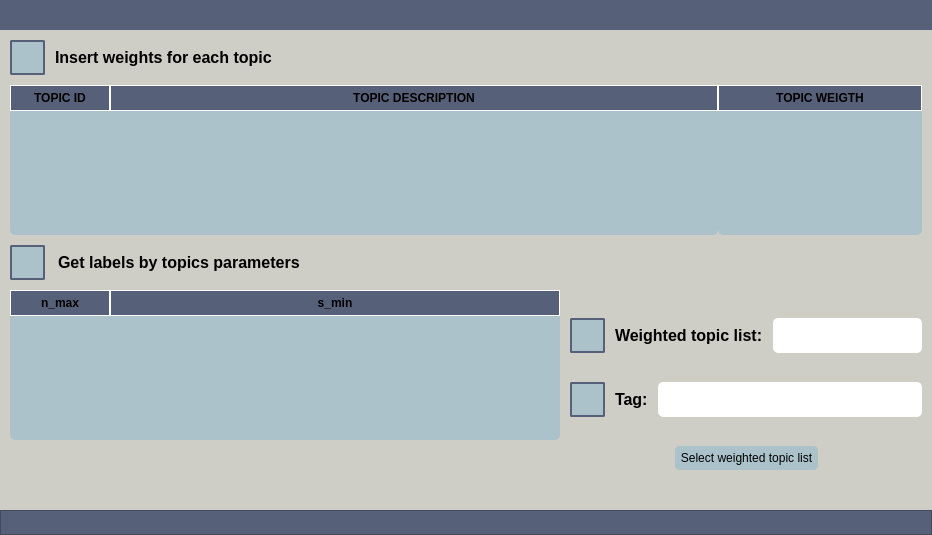
Above: UIs/get_labels_by_topics.ui from IntelCompH2020/domain_classification before the change. Below: the same form after it.
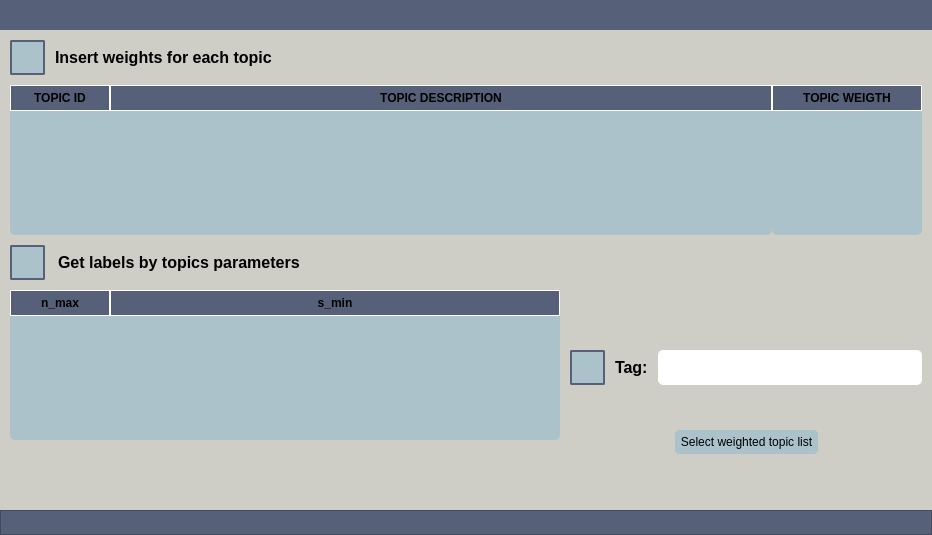
That is the form after the change. Icons and pictures are not drawn.

Commit message: Updated get_labels_by topics functionality and implemented missing controls in main.

The edit to the form file:
```diff
--- a/UIs/get_labels_by_topics.ui
+++ b/UIs/get_labels_by_topics.ui
@@ -384,7 +384,7 @@
              <item>
               <widget class="QTableWidget" name="table_widget_topics_weight">
                <property name="sizePolicy">
-                <sizepolicy hsizetype="Minimum" vsizetype="Expanding">
+                <sizepolicy hsizetype="Fixed" vsizetype="Expanding">
                  <horstretch>0</horstretch>
                  <verstretch>0</verstretch>
                 </sizepolicy>
@@ -395,6 +395,12 @@
                  <height>0</height>
                 </size>
                </property>
+               <property name="maximumSize">
+                <size>
+                 <width>150</width>
+                 <height>16777215</height>
+                </size>
+               </property>
                <property name="styleSheet">
                 <string notr="true">QTableWidget {	
 	background-color: #ABC2CB; 
@@ -830,166 +836,6 @@
                </property>
               </widget>
              </item>
-             <item>
-              <layout class="QHBoxLayout" name="horizontalLayout_15">
-               <item>
-                <widget class="QPushButton" name="info_button_topic_list">
-                 <property name="sizePolicy">
-                  <sizepolicy hsizetype="Fixed" vsizetype="Fixed">
-                   <horstretch>0</horstretch>
-                   <verstretch>0</verstretch>
-                  </sizepolicy>
-                 </property>
-                 <property name="minimumSize">
-                  <size>
-                   <width>35</width>
-                   <height>35</height>
-                  </size>
-                 </property>
-                 <property name="maximumSize">
-                  <size>
-                   <width>35</width>
-                   <height>35</height>
-                  </size>
-                 </property>
-                 <property name="toolTip">
-                  <string>&lt;html&gt;&lt;head/&gt;&lt;body&gt;&lt;p align=&quot;justify&quot;&gt;&lt;span style=&quot; color:#0e101a; background-color:transparent;&quot;&gt;In this line, the weighted topic list to be used for the labels attainment will be updated according to the weights that you are introducing on the top left table of this view with the following format: &lt;/span&gt;&lt;span style=&quot; font-style:italic; color:#0e101a; background-color:transparent;&quot;&gt;&amp;quot;id_0, weight_0, id_1, weight_1, ...&amp;quot;.&lt;/span&gt;&lt;/p&gt;&lt;/body&gt;&lt;/html&gt;</string>
-                 </property>
-                 <property name="styleSheet">
-                  <string notr="true">QPushButton {
-	border: 2px solid #ABC2CB;
-	border-radius: 2px;	
-	background-color: #ABC2CB;
-	border-color:#576079;
-}
-QPushButton:hover {
-	background-color: #ABC2CB;
-	border: 2px solid #ABC2CB;
-}
-QPushButton:pressed {	
-	background-color: #ABC2CB;
-	border: 2px solid #ABC2CB;
-}
-
-QToolTip {	
-	background-color: #ABC2CB;
-	border: 2px solid #ABC2CB;
-}</string>
-                 </property>
-                 <property name="text">
-                  <string/>
-                 </property>
-                 <property name="icon">
-                  <iconset>
-                   <normaloff>Images/help3.png</normaloff>Images/help3.png</iconset>
-                 </property>
-                 <property name="iconSize">
-                  <size>
-                   <width>20</width>
-                   <height>20</height>
-                  </size>
-                 </property>
-                </widget>
-               </item>
-               <item>
-                <spacer name="horizontalSpacer_5">
-                 <property name="orientation">
-                  <enum>Qt::Horizontal</enum>
-                 </property>
-                 <property name="sizeType">
-                  <enum>QSizePolicy::Fixed</enum>
-                 </property>
-                 <property name="sizeHint" stdset="0">
-                  <size>
-                   <width>10</width>
-                   <height>20</height>
-                  </size>
-                 </property>
-                </spacer>
-               </item>
-               <item>
-                <widget class="QLabel" name="label_selected_keywords">
-                 <property name="minimumSize">
-                  <size>
-                   <width>120</width>
-                   <height>0</height>
-                  </size>
-                 </property>
-                 <property name="maximumSize">
-                  <size>
-                   <width>16777215</width>
-                   <height>16777215</height>
-                  </size>
-                 </property>
-                 <property name="font">
-                  <font>
-                   <family>Arial</family>
-                   <pointsize>12</pointsize>
-                   <weight>75</weight>
-                   <italic>false</italic>
-                   <bold>true</bold>
-                  </font>
-                 </property>
-                 <property name="styleSheet">
-                  <string notr="true">font: 12pt &quot;Arial&quot;;
-font-weight: bold;
-color:black;</string>
-                 </property>
-                 <property name="text">
-                  <string>Weighted topic list:</string>
-                 </property>
-                </widget>
-               </item>
-               <item>
-                <spacer name="horizontalSpacer_9">
-                 <property name="orientation">
-                  <enum>Qt::Horizontal</enum>
-                 </property>
-                 <property name="sizeType">
-                  <enum>QSizePolicy::Fixed</enum>
-                 </property>
-                 <property name="sizeHint" stdset="0">
-                  <size>
-                   <width>10</width>
-                   <height>20</height>
-                  </size>
-                 </property>
-                </spacer>
-               </item>
-               <item>
-                <widget class="QLineEdit" name="line_topic_list">
-                 <property name="sizePolicy">
-                  <sizepolicy hsizetype="Expanding" vsizetype="Preferred">
-                   <horstretch>0</horstretch>
-                   <verstretch>0</verstretch>
-                  </sizepolicy>
-                 </property>
-                 <property name="minimumSize">
-                  <size>
-                   <width>0</width>
-                   <height>35</height>
-                  </size>
-                 </property>
-                 <property name="maximumSize">
-                  <size>
-                   <width>16777215</width>
-                   <height>35</height>
-                  </size>
-                 </property>
-                 <property name="styleSheet">
-                  <string notr="true">QLineEdit {	
-	background-color: #FFFFFF;
-	border-radius: 5px;
-	gridline-color: #FFFFFF;
-	border-bottom: 1px solid #FFFFFF;
-	color:black;
-	font: 12pt &quot;Arial&quot;;
-}</string>
-                 </property>
-                </widget>
-               </item>
-              </layout>
-             </item>
              <item>
               <layout class="QHBoxLayout" name="horizontalLayout_5">
                <item>
```
The commit also changes 2 other files.
